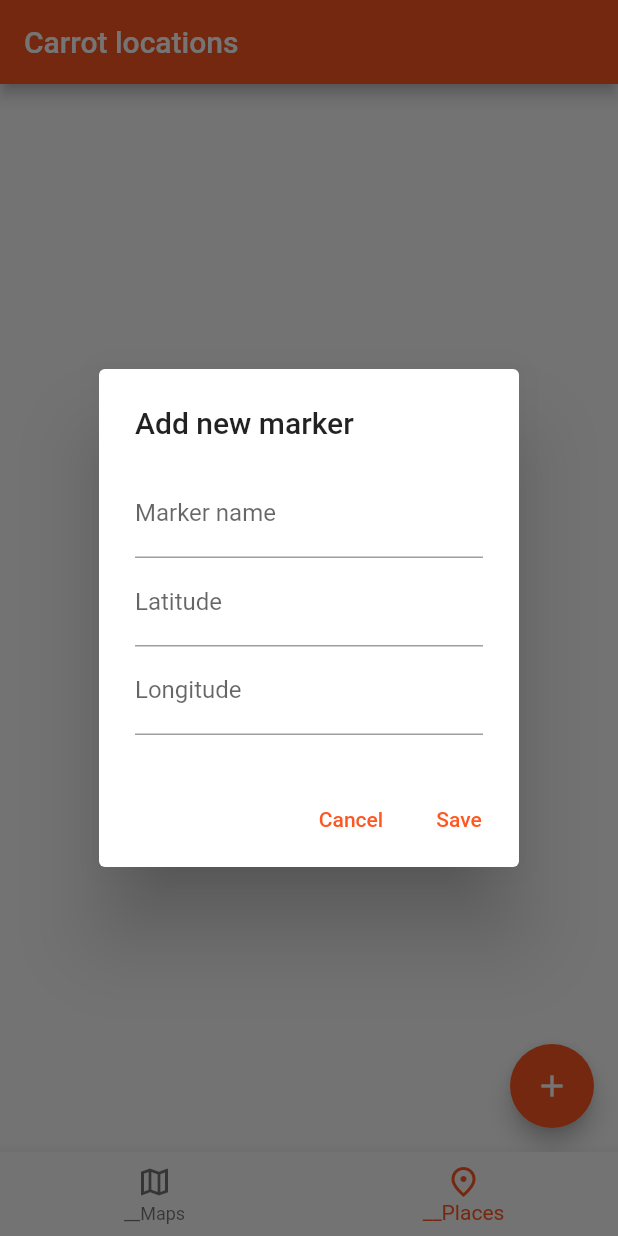
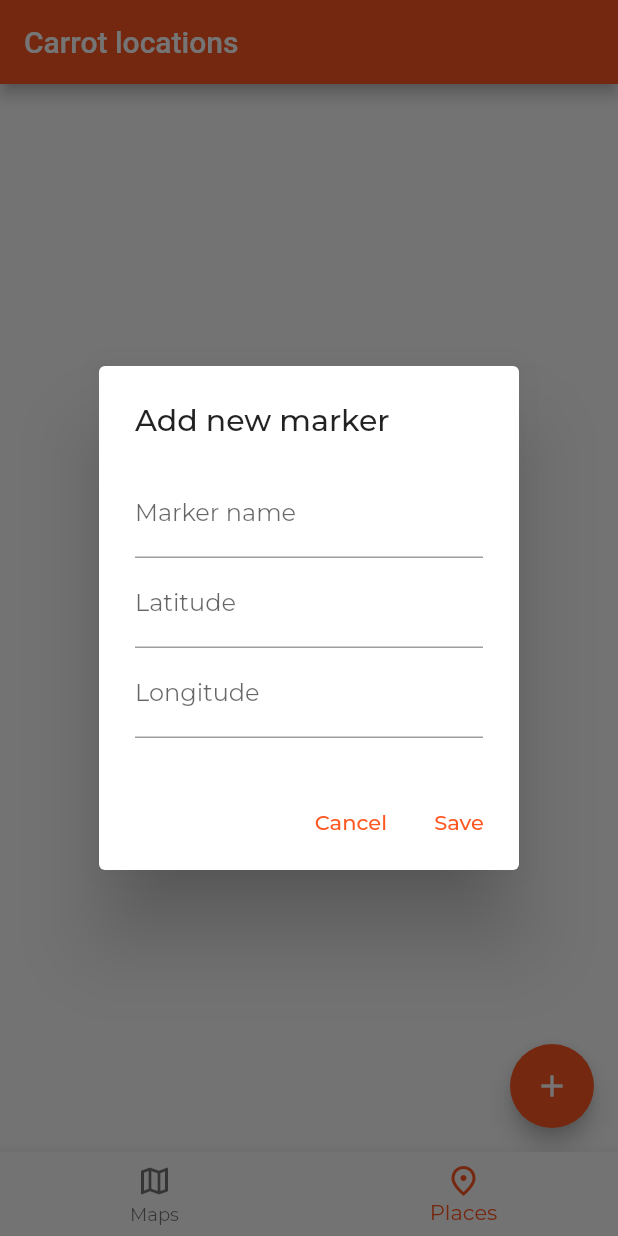
Before and after one commit to jsgalarraga/carrot_app, a Flutter app: the screen it shows after launch, item 2 of the bottom bar chosen, after a tap on the "add" icon, on a phone screen of 412 x 824 dp. Run offline on Flutter 3.47's test engine with Material 2 defaults, Android fonts, the phone set to English and light mode, and no system bars; our stand-ins replace cloud_firestore, firebase_core, google_fonts, google_maps_flutter, location; accounts and stored records are empty; generated files the repository leaves out were written again.

Commit message:
font changed languages supported (es, en)

```diff
--- /dev/null
+++ b/l10n.yaml
@@ -0,0 +1,3 @@
+arb-dir: lib/l10n
+template-arb-file: app_en.arb
+output-localization-file: app_localizations.dart
--- a/lib/main.dart
+++ b/lib/main.dart
@@ -1,6 +1,9 @@
 import 'package:carrot_app/pages/root_page.dart';
 import 'package:flutter/material.dart';
 import 'package:firebase_core/firebase_core.dart';
+import 'package:google_fonts/google_fonts.dart';
+import 'package:flutter_localizations/flutter_localizations.dart';
+import 'package:flutter_gen/gen_l10n/app_localizations.dart';
 
 void main() {
   runApp(MyApp());
@@ -20,7 +23,18 @@ class MyApp extends StatelessWidget {
           if (snapshot.connectionState == ConnectionState.done){
             return MaterialApp(
               title: 'Carrot Locations',
+              localizationsDelegates: [
+                AppLocalizations.delegate,
+                GlobalMaterialLocalizations.delegate,
+                GlobalWidgetsLocalizations.delegate,
+                GlobalCupertinoLocalizations.delegate,
+              ],
+              supportedLocales: [
+                const Locale('en', ''),
+                const Locale('es', ''),
+              ],
               theme: ThemeData(
+                textTheme: GoogleFonts.montserratTextTheme(),
                 primarySwatch: Colors.deepOrange,
               ),
               home: MyHomePage(title: 'Carrot locations'),
--- a/lib/pages/places_page.dart
+++ b/lib/pages/places_page.dart
@@ -1,5 +1,6 @@
 import 'package:flutter/material.dart';
 import 'package:cloud_firestore/cloud_firestore.dart';
+import 'package:flutter_gen/gen_l10n/app_localizations.dart';
 
 class PlacesPage extends StatelessWidget {
   const PlacesPage({Key? key}) : super(key: key);
@@ -17,7 +18,8 @@ class PlacesPage extends StatelessWidget {
                 itemBuilder: (context, index) => ListTile(
                   title: Text(snapshot.data?.docs[index]['name']),
                   subtitle: Text(
-                    'Latitude: ${snapshot.data?.docs[index]['lat']} - Longitude: ${snapshot.data?.docs[index]['lng']}',
+                    '${AppLocalizations.of(context)!.lat}: ${snapshot.data?.docs[index]['lat']} -'
+                        ' ${AppLocalizations.of(context)!.lng}: ${snapshot.data?.docs[index]['lng']}',
                   ),
                 ),
               );
@@ -68,29 +70,29 @@ class _AddPlaceDialogState extends State<AddPlaceDialog> {
               controller: _nameController,
               keyboardType: TextInputType.text,
               textCapitalization: TextCapitalization.sentences,
-              decoration: InputDecoration(labelText: 'Marker name'),
+              decoration: InputDecoration(labelText: AppLocalizations.of(context)!.markerName),
               validator: (value){
-                if (value!.isEmpty) return 'Please, enter a marker name';
+                if (value!.isEmpty) return AppLocalizations.of(context)!.errorEmptyName;
               },
             ),
             TextFormField(
               controller: _latController,
-              decoration: InputDecoration(labelText: 'Latitude', hintText: '12.345'),
+              decoration: InputDecoration(labelText: AppLocalizations.of(context)!.lat, hintText: '12.345'),
               keyboardType: TextInputType.number,
               validator: (value){
-                if (value!.isEmpty) return 'Please, enter a latitude';
+                if (value!.isEmpty) return AppLocalizations.of(context)!.errorEmptyLat;
                 if (double.tryParse(value) == null)
-                  return 'Please, enter a valid latitude';
+                  return AppLocalizations.of(context)!.errorValidLat;
               },
             ),
             TextFormField(
               controller: _lngController,
-              decoration: InputDecoration(labelText: 'Longitude', hintText: '12.345'),
+              decoration: InputDecoration(labelText: AppLocalizations.of(context)!.lng, hintText: '12.345'),
               keyboardType: TextInputType.number,
               validator: (value){
-                if (value!.isEmpty) return 'Please, enter a longitude';
+                if (value!.isEmpty) return AppLocalizations.of(context)!.errorEmptyLng;
                 if (double.tryParse(value) == null)
-                  return 'Please, enter a valid longitude';
+                  return AppLocalizations.of(context)!.errorValidLng;
               },
             ),
           ],
@@ -98,13 +100,13 @@ class _AddPlaceDialogState extends State<AddPlaceDialog> {
       ),
       actions: [
         TextButton(
-          child: Text("Cancel"),
+          child: Text(AppLocalizations.of(context)!.cancel),
           onPressed: () {
             Navigator.of(context).pop();
           },
         ),
         TextButton(
-          child: Text("Save"),
+          child: Text(AppLocalizations.of(context)!.save),
           onPressed: () {
             if (_formKey.currentState!.validate()){
               _addMarker();
--- a/lib/pages/root_page.dart
+++ b/lib/pages/root_page.dart
@@ -1,6 +1,7 @@
 import 'package:carrot_app/pages/maps_page.dart';
 import 'package:carrot_app/pages/places_page.dart';
 import 'package:flutter/material.dart';
+import 'package:flutter_gen/gen_l10n/app_localizations.dart';
 
 class MyHomePage extends StatefulWidget {
   MyHomePage({Key? key, required this.title}) : super(key: key);
@@ -34,14 +35,14 @@ class _MyHomePageState extends State<MyHomePage> {
       bottomNavigationBar: BottomNavigationBar(
         currentIndex: _selectedIndex,
         onTap: _onNavBarItemTap,
-        items: const <BottomNavigationBarItem>[
+        items: <BottomNavigationBarItem>[
           BottomNavigationBarItem(
             icon: Icon(Icons.map_outlined),
-            label: '__Maps',
+            label: AppLocalizations.of(context)!.maps,
           ),
           BottomNavigationBarItem(
             icon: Icon(Icons.place_outlined),
-            label: '__Places',
+            label: AppLocalizations.of(context)!.places,
           ),
         ],
       ),
--- a/pubspec.yaml
+++ b/pubspec.yaml
@@ -23,6 +23,8 @@ environment:
 dependencies:
   flutter:
     sdk: flutter
+  flutter_localizations:
+    sdk: flutter
 
 
   # The following adds the Cupertino Icons font to your application.
@@ -33,6 +35,8 @@ dependencies:
   location: ^4.3.0
   firebase_core: ^1.3.0
   cloud_firestore: ^2.2.2
+  google_fonts: ^2.1.0
+  intl: ^0.17.0
 
 dev_dependencies:
   flutter_test:
@@ -48,6 +52,8 @@ flutter:
   # included with your application, so that you can use the icons in
   # the material Icons class.
   uses-material-design: true
+
+  generate: true
 
   # To add assets to your application, add an assets section, like this:
   # assets:
```
Also changed, not shown: lib/l10n/app_en.arb (added, +14 -0 lines), lib/l10n/app_es.arb (added, +14 -0 lines), pubspec.lock.
